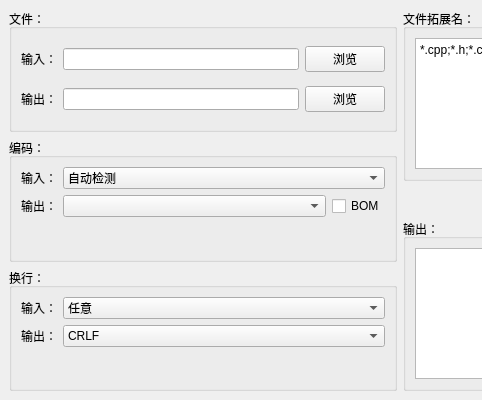
First picture: the form in MainWindow.ui, repository CharlesLiaoO/EncodingConverter, before the edit; both pictures show x 0 to 482 and y 0 to 400 of the 800 by 400 pixel window.
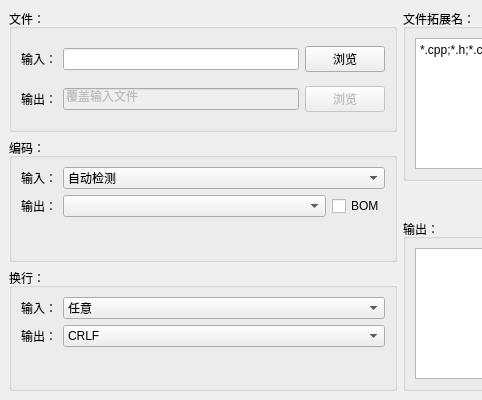
Second picture: the form after the edit.

Commit message: 禁止输出路径选择

```diff
--- a/MainWindow.ui
+++ b/MainWindow.ui
@@ -31,7 +31,14 @@
           </widget>
          </item>
          <item row="1" column="1">
-          <widget class="QLineEdit" name="lineEdit_PathDest"/>
+          <widget class="QLineEdit" name="lineEdit_PathDest">
+           <property name="enabled">
+            <bool>false</bool>
+           </property>
+           <property name="text">
+            <string>覆盖输入文件</string>
+           </property>
+          </widget>
          </item>
          <item row="1" column="0">
           <widget class="QLabel" name="label_2">
@@ -49,6 +56,9 @@
          </item>
          <item row="1" column="2">
           <widget class="QPushButton" name="pushButton_PathDestBrowse">
+           <property name="enabled">
+            <bool>false</bool>
+           </property>
            <property name="text">
             <string>浏览</string>
            </property>
```
